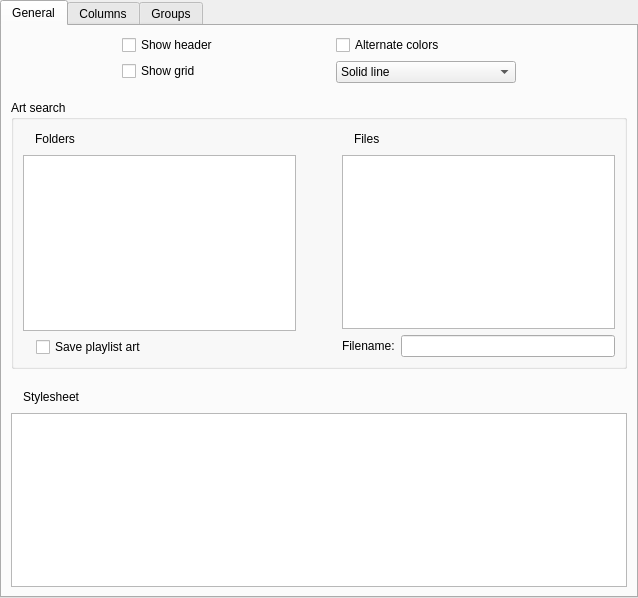
Qt form SimplePlaylist/simpleplaylistprefswidget.ui (KirillDubinkin/Errorise) before a commit.
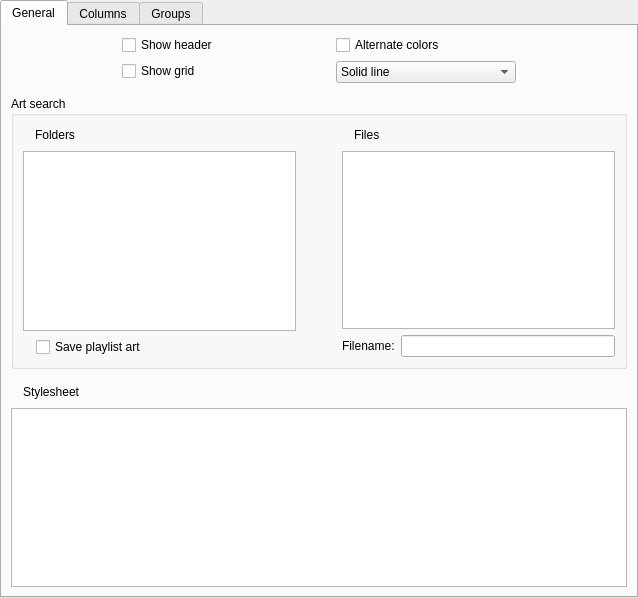
The same form after that commit.

```diff
--- a/SimplePlaylist/simpleplaylistprefswidget.ui
+++ b/SimplePlaylist/simpleplaylistprefswidget.ui
@@ -133,10 +133,13 @@
       <property name="orientation">
        <enum>Qt::Vertical</enum>
       </property>
+      <property name="sizeType">
+       <enum>QSizePolicy::Maximum</enum>
+      </property>
       <property name="sizeHint" stdset="0">
        <size>
         <width>20</width>
-        <height>30</height>
+        <height>20</height>
        </size>
       </property>
      </spacer>
@@ -288,16 +291,19 @@
       <property name="orientation">
        <enum>Qt::Vertical</enum>
       </property>
+      <property name="sizeType">
+       <enum>QSizePolicy::Maximum</enum>
+      </property>
       <property name="sizeHint" stdset="0">
        <size>
         <width>20</width>
-        <height>31</height>
+        <height>20</height>
        </size>
       </property>
      </spacer>
     </item>
     <item row="4" column="0" colspan="2">
-     <layout class="QVBoxLayout" name="verticalLayout">
+     <layout class="QVBoxLayout" name="verticalLayout" stretch="0,5">
       <item>
        <layout class="QHBoxLayout" name="horizontalLayout_5">
         <item>
```
Left out of the diff: 6 changed lines with no effect on the pictures.
